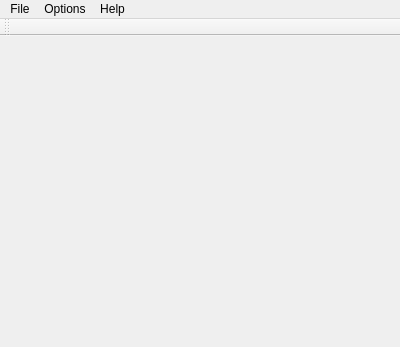
Old version of the form src/linksaver.ui in the repository pussbb/Link-Saver.
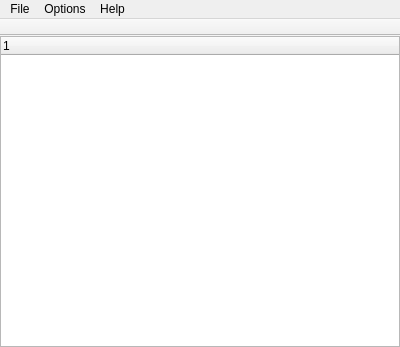
New version of the form. Icons and pictures are not drawn. Custom widgets are drawn as their Qt base class.

```diff
--- a/src/linksaver.ui
+++ b/src/linksaver.ui
@@ -13,7 +13,25 @@
   <property name="windowTitle">
    <string>Link Saver</string>
   </property>
-  <widget class="QWidget" name="centralWidget"/>
+  <widget class="QWidget" name="centralWidget">
+   <layout class="QGridLayout" name="gridLayout">
+    <property name="margin">
+     <number>0</number>
+    </property>
+    <property name="horizontalSpacing">
+     <number>-1</number>
+    </property>
+    <item row="0" column="0">
+     <widget class="LinksTree" name="linksTree">
+      <column>
+       <property name="text">
+        <string/>
+       </property>
+      </column>
+     </widget>
+    </item>
+   </layout>
+  </widget>
   <widget class="QMenuBar" name="menuBar">
    <property name="geometry">
     <rect>
@@ -55,6 +73,15 @@
    <addaction name="menuHelp"/>
   </widget>
   <widget class="QToolBar" name="mainToolBar">
+   <property name="movable">
+    <bool>false</bool>
+   </property>
+   <property name="allowedAreas">
+    <set>Qt::TopToolBarArea</set>
+   </property>
+   <property name="floatable">
+    <bool>false</bool>
+   </property>
    <attribute name="toolBarArea">
     <enum>TopToolBarArea</enum>
    </attribute>
@@ -94,6 +121,15 @@
   </action>
  </widget>
  <layoutdefault spacing="6" margin="11"/>
- <resources/>
+ <customwidgets>
+  <customwidget>
+   <class>LinksTree</class>
+   <extends>QTreeWidget</extends>
+   <header location="global">linkstree.h</header>
+  </customwidget>
+ </customwidgets>
+ <resources>
+  <include location="resource/res.qrc"/>
+ </resources>
  <connections/>
 </ui>
```
Left out of the diff: 43 changed lines with no effect on the pictures.
